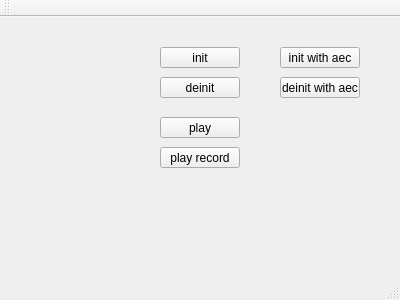
Qt form mainwindow.ui (exjra/speextest) before a commit.
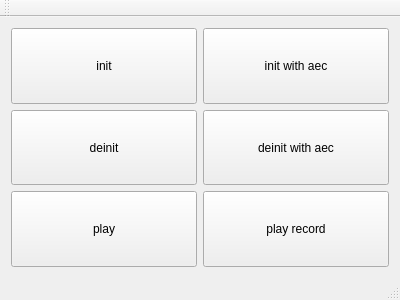
The same form after that commit.

The edit to the form file:
```diff
--- a/mainwindow.ui
+++ b/mainwindow.ui
@@ -14,84 +14,86 @@
    <string>MainWindow</string>
   </property>
   <widget class="QWidget" name="centralWidget">
+   <layout class="QGridLayout" name="gridLayout">
+    <item row="0" column="0">
    <widget class="QPushButton" name="pushButton">
-    <property name="geometry">
-     <rect>
-      <x>160</x>
-      <y>30</y>
-      <width>80</width>
-      <height>21</height>
-     </rect>
+      <property name="sizePolicy">
+       <sizepolicy hsizetype="Expanding" vsizetype="Expanding">
+        <horstretch>0</horstretch>
+        <verstretch>0</verstretch>
+       </sizepolicy>
     </property>
     <property name="text">
      <string>init</string>
     </property>
    </widget>
+    </item>
+    <item row="0" column="1">
+     <widget class="QPushButton" name="pushButton_5">
+      <property name="sizePolicy">
+       <sizepolicy hsizetype="Expanding" vsizetype="Expanding">
+        <horstretch>0</horstretch>
+        <verstretch>0</verstretch>
+       </sizepolicy>
+      </property>
+      <property name="text">
+       <string>init with aec</string>
+      </property>
+     </widget>
+    </item>
+    <item row="1" column="0">
    <widget class="QPushButton" name="pushButton_2">
-    <property name="geometry">
-     <rect>
-      <x>160</x>
-      <y>60</y>
-      <width>80</width>
-      <height>21</height>
-     </rect>
+      <property name="sizePolicy">
+       <sizepolicy hsizetype="Expanding" vsizetype="Expanding">
+        <horstretch>0</horstretch>
+        <verstretch>0</verstretch>
+       </sizepolicy>
     </property>
     <property name="text">
      <string>deinit</string>
     </property>
    </widget>
+    </item>
+    <item row="1" column="1">
+     <widget class="QPushButton" name="pushButton_6">
+      <property name="sizePolicy">
+       <sizepolicy hsizetype="Expanding" vsizetype="Expanding">
+        <horstretch>0</horstretch>
+        <verstretch>0</verstretch>
+       </sizepolicy>
+      </property>
+      <property name="text">
+       <string>deinit with aec</string>
+      </property>
+     </widget>
+    </item>
+    <item row="2" column="0">
    <widget class="QPushButton" name="pushButton_3">
-    <property name="geometry">
-     <rect>
-      <x>160</x>
-      <y>100</y>
-      <width>80</width>
-      <height>21</height>
-     </rect>
+      <property name="sizePolicy">
+       <sizepolicy hsizetype="Expanding" vsizetype="Expanding">
+        <horstretch>0</horstretch>
+        <verstretch>0</verstretch>
+       </sizepolicy>
     </property>
     <property name="text">
      <string>play</string>
     </property>
    </widget>
+    </item>
+    <item row="2" column="1">
    <widget class="QPushButton" name="pushButton_4">
-    <property name="geometry">
-     <rect>
-      <x>160</x>
-      <y>130</y>
-      <width>80</width>
-      <height>21</height>
-     </rect>
+      <property name="sizePolicy">
+       <sizepolicy hsizetype="Expanding" vsizetype="Expanding">
+        <horstretch>0</horstretch>
+        <verstretch>0</verstretch>
+       </sizepolicy>
     </property>
     <property name="text">
      <string>play record</string>
     </property>
    </widget>
-   <widget class="QPushButton" name="pushButton_5">
-    <property name="geometry">
-     <rect>
-      <x>280</x>
-      <y>30</y>
-      <width>80</width>
-      <height>21</height>
-     </rect>
-    </property>
-    <property name="text">
-     <string>init with aec</string>
-    </property>
-   </widget>
-   <widget class="QPushButton" name="pushButton_6">
-    <property name="geometry">
-     <rect>
-      <x>280</x>
-      <y>60</y>
-      <width>80</width>
-      <height>21</height>
-     </rect>
-    </property>
-    <property name="text">
-     <string>deinit with aec</string>
-    </property>
-   </widget>
+    </item>
+   </layout>
   </widget>
   <widget class="QMenuBar" name="menuBar">
    <property name="geometry">
```
Lines whose indentation alone changed are shown as unchanged.
